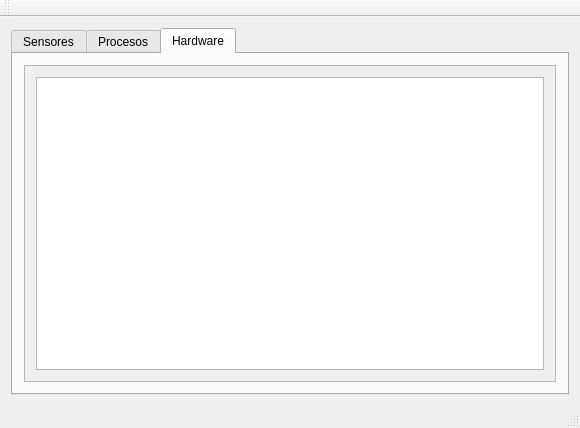
MelissaDiArt/System-Monitor, file SystemMonitor/mainwindow.ui: the form before one commit.
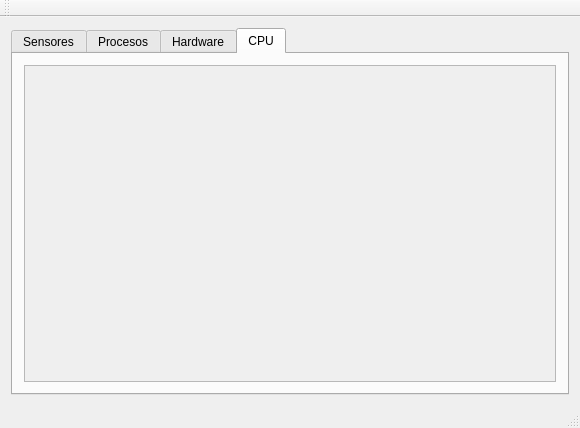
The form after the commit.

```diff
--- a/SystemMonitor/mainwindow.ui
+++ b/SystemMonitor/mainwindow.ui
@@ -18,7 +18,7 @@
     <item>
      <widget class="QTabWidget" name="tabWidget">
       <property name="currentIndex">
-       <number>2</number>
+       <number>3</number>
       </property>
       <widget class="QWidget" name="SensorTab">
        <attribute name="title">
@@ -166,6 +166,51 @@
         </item>
        </layout>
       </widget>
+      <widget class="QWidget" name="CPUTab">
+       <property name="sizePolicy">
+        <sizepolicy hsizetype="Expanding" vsizetype="Expanding">
+         <horstretch>0</horstretch>
+         <verstretch>0</verstretch>
+        </sizepolicy>
+       </property>
+       <attribute name="title">
+        <string>CPU</string>
+       </attribute>
+       <layout class="QVBoxLayout" name="verticalLayout_8">
+        <item>
+         <widget class="QScrollArea" name="scrollArea_4">
+          <property name="widgetResizable">
+           <bool>true</bool>
+          </property>
+          <widget class="QWidget" name="scrollAreaWidgetContents">
+           <property name="geometry">
+            <rect>
+             <x>0</x>
+             <y>0</y>
+             <width>538</width>
+             <height>298</height>
+            </rect>
+           </property>
+           <layout class="QVBoxLayout" name="verticalLayout_9">
+            <item>
+             <widget class="QLabel" name="CPULabel">
+              <property name="sizePolicy">
+               <sizepolicy hsizetype="Expanding" vsizetype="Expanding">
+                <horstretch>0</horstretch>
+                <verstretch>0</verstretch>
+               </sizepolicy>
+              </property>
+              <property name="text">
+               <string/>
+              </property>
+             </widget>
+            </item>
+           </layout>
+          </widget>
+         </widget>
+        </item>
+       </layout>
+      </widget>
      </widget>
     </item>
    </layout>
```
